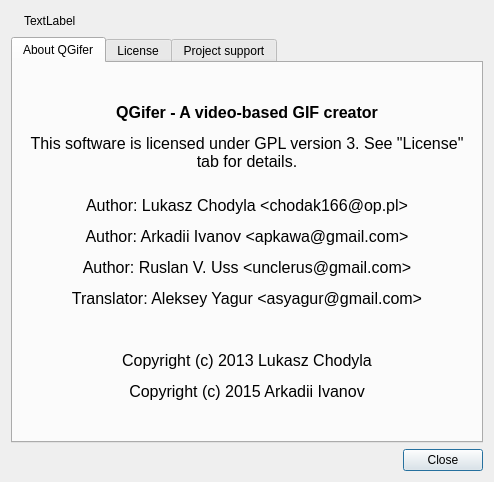
Qt form ui/aboutdialog.ui (UncleRus/QGifer) before a commit.
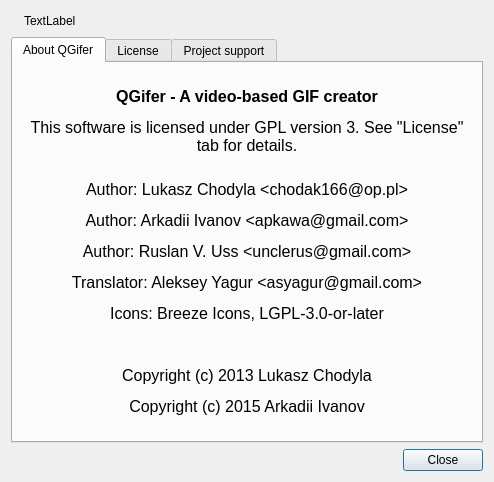
The same form after that commit. Icons and pictures are not drawn.

Commit message:
Replace bundled PNG icons with Breeze SVG icons
Use the Breeze Icons theme (LGPL-3.0-or-later) instead of the outdated
32x32 PNGs. Icons are now shipped as SVG and rendered by Qt at the
required size, so they stay sharp on HiDPI screens. Add licensing
information to res/ICONS.md and the About dialog.

What changed in the file:
```diff
--- a/ui/aboutdialog.ui
+++ b/ui/aboutdialog.ui
@@ -57,6 +57,7 @@
 &lt;p align=&quot;center&quot; style=&quot; margin-top:12px; margin-bottom:12px; margin-left:0px; margin-right:0px; -qt-block-indent:0; text-indent:0px;&quot;&gt;&lt;span style=&quot; font-family:'DejaVu Sans'; font-size:12pt;&quot;&gt;Author: Arkadii Ivanov &amp;lt;apkawa@gmail.com&amp;gt;&lt;/span&gt;&lt;/p&gt;
 &lt;p align=&quot;center&quot; style=&quot; margin-top:12px; margin-bottom:12px; margin-left:0px; margin-right:0px; -qt-block-indent:0; text-indent:0px;&quot;&gt;&lt;span style=&quot; font-family:'DejaVu Sans'; font-size:12pt;&quot;&gt;Author: Ruslan V. Uss &amp;lt;unclerus@gmail.com&amp;gt;&lt;/span&gt;&lt;/p&gt;
 &lt;p align=&quot;center&quot; style=&quot; margin-top:12px; margin-bottom:12px; margin-left:0px; margin-right:0px; -qt-block-indent:0; text-indent:0px;&quot;&gt;&lt;span style=&quot; font-family:'DejaVu Sans'; font-size:12pt;&quot;&gt;Translator: Aleksey Yagur &amp;lt;asyagur@gmail.com&amp;gt;&lt;/span&gt;&lt;/p&gt;
+&lt;p align=&quot;center&quot; style=&quot; margin-top:12px; margin-bottom:12px; margin-left:0px; margin-right:0px; -qt-block-indent:0; text-indent:0px;&quot;&gt;&lt;span style=&quot; font-family:'DejaVu Sans'; font-size:12pt;&quot;&gt;Icons: Breeze Icons, LGPL-3.0-or-later&lt;/span&gt;&lt;/p&gt;
 &lt;p align=&quot;center&quot; style=&quot;-qt-paragraph-type:empty; margin-top:12px; margin-bottom:12px; margin-left:0px; margin-right:0px; -qt-block-indent:0; text-indent:0px; font-family:'DejaVu Sans'; font-size:12pt;&quot;&gt;&lt;br /&gt;&lt;/p&gt;
 &lt;p align=&quot;center&quot; style=&quot; margin-top:12px; margin-bottom:12px; margin-left:0px; margin-right:0px; -qt-block-indent:0; text-indent:0px;&quot;&gt;&lt;span style=&quot; font-family:'DejaVu Sans'; font-size:12pt;&quot;&gt;Copyright (c) 2013 Lukasz Chodyla&lt;/span&gt;&lt;/p&gt;
 &lt;p align=&quot;center&quot; style=&quot; margin-top:12px; margin-bottom:12px; margin-left:0px; margin-right:0px; -qt-block-indent:0; text-indent:0px;&quot;&gt;&lt;span style=&quot; font-family:'DejaVu Sans'; font-size:12pt;&quot;&gt;Copyright (c) 2015 Arkadii Ivanov&lt;/span&gt;&lt;/p&gt;&lt;/body&gt;&lt;/html&gt;</string>
```
Left out of the diff: 2 changed lines with no effect on the pictures. The commit also changes 81 other files.
